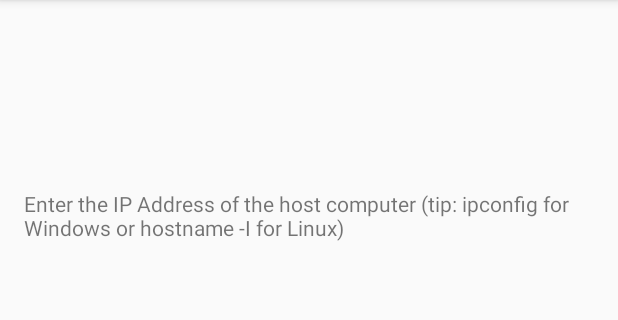
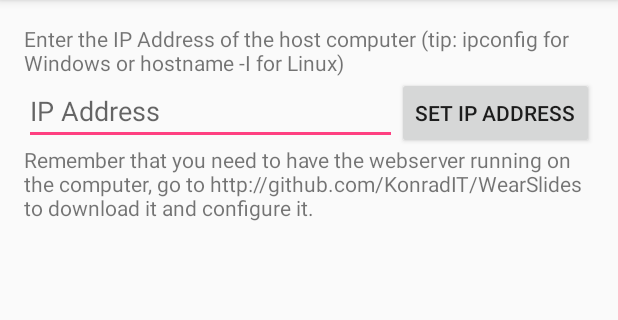
Before and after one commit to KonradIT/WearSlides, an Android app: the screen it shows after launch (PhoneActivity), on a phone screen of 412 x 824 dp, the part 84-404 px from its top. Run offline under Robolectric (Android 15) with nearby library versions, the phone set to English and light mode, and no system bars.

```diff
--- a/mobile/build.gradle
+++ b/mobile/build.gradle
@@ -8,8 +8,8 @@
         applicationId "com.chernowii.wearslides"
         minSdkVersion 18
         targetSdkVersion 23
-        versionCode 1
-        versionName "1.0"
+        versionCode 2
+        versionName "1.1"
     }
     buildTypes {
         release {
--- a/mobile/src/main/AndroidManifest.xml
+++ b/mobile/src/main/AndroidManifest.xml
@@ -4,7 +4,7 @@
     <uses-permission android:name="android.permission.VIBRATE"/>
     <uses-permission android:name="android.permission.INTERNET"/>
     <uses-permission android:name="android.permission.ACCESS_NETWORK_STATE" />
-
+    <uses-permission android:name="android.permission.WAKE_LOCK" />
     <application
         android:allowBackup="true"
         android:icon="@mipmap/ic_launcher"
--- a/mobile/src/main/java/com/chernowii/wearslides/PhoneActivity.java
+++ b/mobile/src/main/java/com/chernowii/wearslides/PhoneActivity.java
@@ -1,5 +1,7 @@
 package com.chernowii.wearslides;
 
+import android.content.Context;
+import android.content.SharedPreferences;
 import android.os.Bundle;
 import android.support.design.widget.FloatingActionButton;
 import android.support.design.widget.Snackbar;
@@ -8,16 +10,41 @@
 import android.view.View;
 import android.view.Menu;
 import android.view.MenuItem;
+import android.widget.Button;
+import android.widget.EditText;
+import android.widget.ImageButton;
+import android.widget.Toast;
 
 public class PhoneActivity extends AppCompatActivity {
-
+    String IpAddress = "";
+    public static final String PREFS_NAME = "Preferences";
+    public static final String ipsetting = "ip_address";
     @Override
     protected void onCreate(Bundle savedInstanceState) {
         super.onCreate(savedInstanceState);
         setContentView(R.layout.activity_phone);
         Toolbar toolbar = (Toolbar) findViewById(R.id.toolbar);
         setSupportActionBar(toolbar);
+        Button setOn = (Button) findViewById(R.id.setip);
+        setOn.setOnClickListener(new View.OnClickListener() {
+            @Override
+            public void onClick(View view) {
+                setIP();
+            }
+        });
 
+    }
+    public void setIP(){
+        EditText IPADDRESS = (EditText) findViewById(R.id.ipbox);
+        IpAddress = IPADDRESS.getText().toString();
+        SharedPreferences settings;
+        SharedPreferences.Editor editor;
+        settings = getApplicationContext().getSharedPreferences(PREFS_NAME, Context.MODE_PRIVATE); //1
+        editor = settings.edit(); //2
+
+        editor.putString(ipsetting, IpAddress);
+        editor.commit();
+        Toast.makeText(getApplicationContext(),"IP Set! " + IpAddress, Toast.LENGTH_SHORT).show();
 
     }
 
--- a/mobile/src/main/res/layout/content_phone.xml
+++ b/mobile/src/main/res/layout/content_phone.xml
@@ -1,5 +1,5 @@
 <?xml version="1.0" encoding="utf-8"?>
-<LinearLayout xmlns:android="http://schemas.android.com/apk/res/android"
+<RelativeLayout xmlns:android="http://schemas.android.com/apk/res/android"
     xmlns:app="http://schemas.android.com/apk/res-auto"
     xmlns:tools="http://schemas.android.com/tools"
     android:layout_width="match_parent"
@@ -9,19 +9,32 @@
     android:paddingRight="@dimen/activity_horizontal_margin"
     android:paddingTop="@dimen/activity_vertical_margin"
     app:layout_behavior="@string/appbar_scrolling_view_behavior"
-    tools:context="com.chernowii.wearslides.PhoneActivity"
-    tools:showIn="@layout/activity_phone">
+    tools:context="com.chernowii.wearslides.PhoneActivity">
 
     <TextView
         android:layout_width="wrap_content"
         android:layout_height="wrap_content"
-        android:text="Enter the IP Address of the host computer (tip: ipconfig for Windows or hostname -I for Linux)" />
+        android:text="Enter the IP Address of the host computer (tip: ipconfig for Windows or hostname -I for Linux)"
+        android:id="@+id/textView" />
     <EditText
         android:layout_width="wrap_content"
         android:layout_height="wrap_content"
-        android:hint="IP Address"/>
+        android:id="@+id/ipbox"
+        android:hint="IP Address"
+        android:layout_below="@+id/textView"
+        android:layout_alignParentStart="true"
+        android:layout_toStartOf="@+id/setip" />
     <Button
         android:layout_width="wrap_content"
         android:layout_height="wrap_content"
-        android:text="Set IP Address"/>
-</LinearLayout>
+        android:id="@+id/setip"
+        android:text="Set IP Address"
+        android:layout_below="@+id/textView"
+        android:layout_alignEnd="@+id/textView" />
+    <TextView
+        android:layout_width="wrap_content"
+        android:layout_height="wrap_content"
+        android:text="Remember that you need to have the webserver running on the computer, go to http://github.com/KonradIT/WearSlides to download it and configure it."
+        android:layout_below="@+id/ipbox"
+        android:layout_alignParentStart="true" />
+</RelativeLayout>
--- a/wear/build.gradle
+++ b/wear/build.gradle
@@ -9,8 +9,8 @@
         applicationId "com.chernowii.wearslides"
         minSdkVersion 21
         targetSdkVersion 23
-        versionCode 1
-        versionName "1.0"
+        versionCode 2
+        versionName "1.1"
     }
     buildTypes {
         release {
@@ -24,4 +24,6 @@
     compile fileTree(dir: 'libs', include: ['*.jar'])
     compile 'com.google.android.support:wearable:1.3.0'
     compile 'com.google.android.gms:play-services-wearable:8.4.0'
+    compile 'com.google.android.support:wearable:1.2.0'
+    provided 'com.google.android.wearable:wearable:1.0.0'
 }
--- a/wear/src/main/AndroidManifest.xml
+++ b/wear/src/main/AndroidManifest.xml
@@ -4,12 +4,15 @@
 
     <uses-feature android:name="android.hardware.type.watch" />
     <uses-permission android:name="android.permission.VIBRATE"/>
+    <uses-permission android:name="android.permission.WAKE_LOCK" />
     <application
         android:allowBackup="true"
         android:icon="@mipmap/ic_launcher"
         android:label="@string/app_name"
         android:supportsRtl="true"
         android:theme="@android:style/Theme.DeviceDefault">
+        <uses-library android:name="com.google.android.wearable"
+            android:required="false" />
         <activity
             android:name=".WearSlides"
             android:label="@string/app_name">
```
Also changed, not shown: mobile/src/main/java/com/chernowii/wearslides/Listener.java (+10 -5 lines), wear/src/main/java/com/chernowii/wearslides/WearSlides.java (+25 -1 lines), wear/src/main/res/layout/rect_activity_wear_slides.xml (+10 -0 lines), wear/src/main/res/layout/round_activity_wear_slides.xml (+10 -0 lines), 2 other files.
